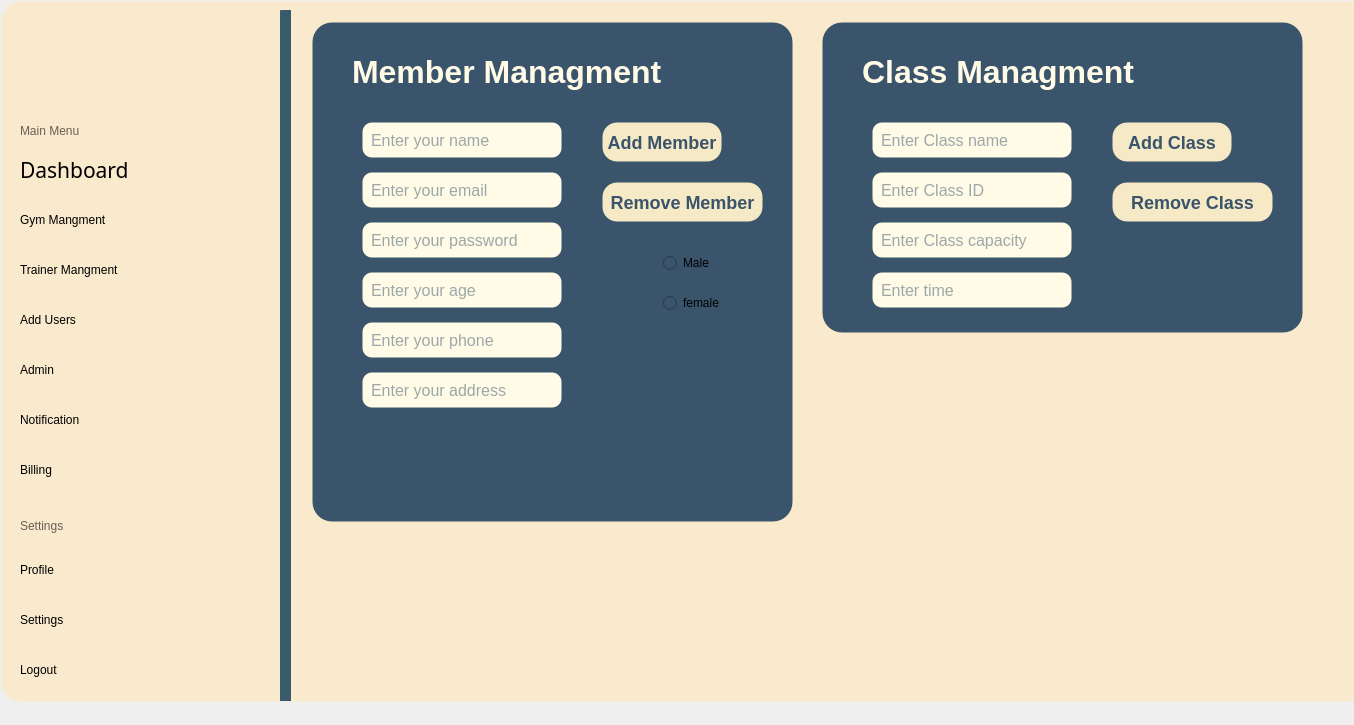
YousefElbooz/FullGymProject, file mainwindow.ui: the form before one commit.
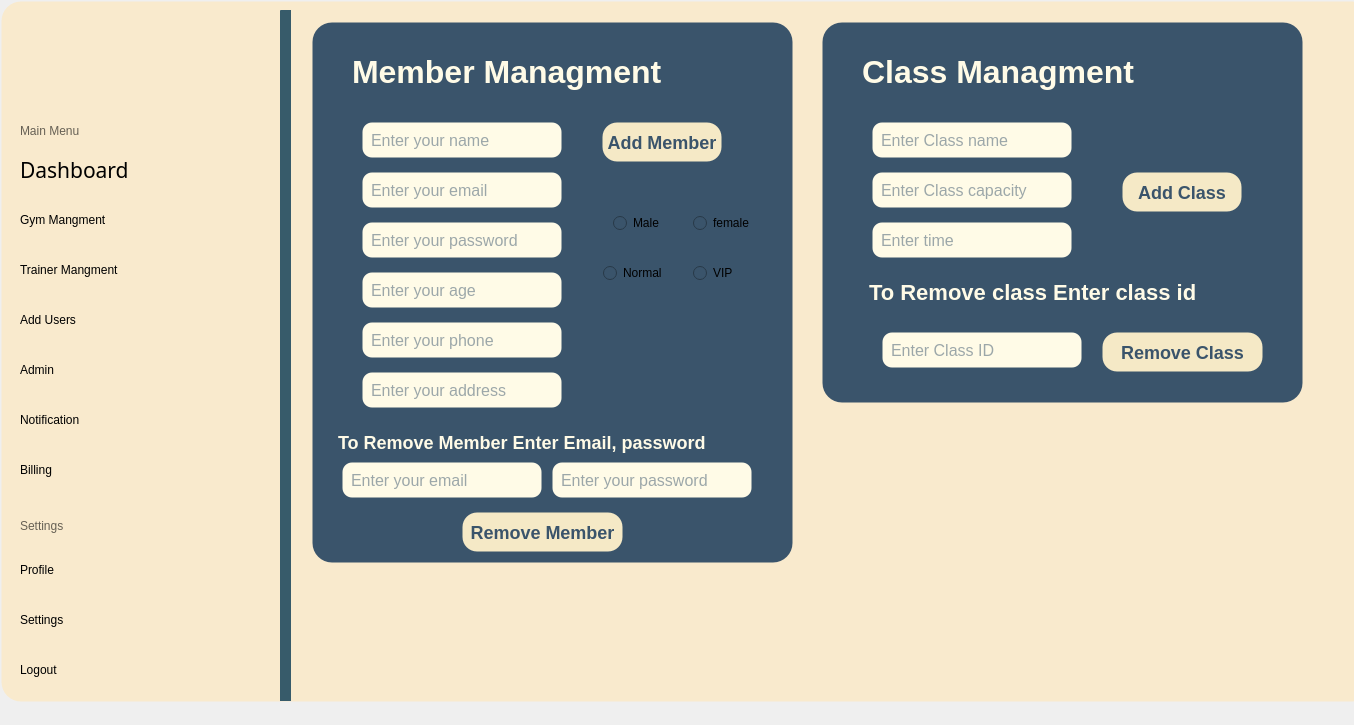
The form after the commit. Icons and pictures are not drawn.

```diff
--- a/mainwindow.ui
+++ b/mainwindow.ui
@@ -2923,7 +2923,7 @@
             <x>30</x>
             <y>20</y>
             <width>481</width>
-            <height>500</height>
+            <height>541</height>
            </rect>
           </property>
           <property name="styleSheet">
@@ -3066,8 +3066,8 @@
           <widget class="QPushButton" name="RemoveMemberBtn_3">
            <property name="geometry">
             <rect>
-             <x>290</x>
-             <y>160</y>
+             <x>150</x>
+             <y>490</y>
              <width>161</width>
              <height>40</height>
             </rect>
@@ -3082,8 +3082,8 @@
           <widget class="QRadioButton" name="radioButton">
            <property name="geometry">
             <rect>
-             <x>350</x>
-             <y>230</y>
+             <x>300</x>
+             <y>190</y>
              <width>91</width>
              <height>22</height>
             </rect>
@@ -3095,8 +3095,8 @@
           <widget class="QRadioButton" name="radioButton_2">
            <property name="geometry">
             <rect>
-             <x>350</x>
-             <y>270</y>
+             <x>380</x>
+             <y>190</y>
              <width>91</width>
              <height>22</height>
             </rect>
@@ -3105,6 +3105,99 @@
             <string>female</string>
            </property>
           </widget>
+          <widget class="QLabel" name="label_78">
+           <property name="geometry">
+            <rect>
+             <x>20</x>
+             <y>390</y>
+             <width>421</width>
+             <height>60</height>
+            </rect>
+           </property>
+           <property name="styleSheet">
+            <string notr="true">color: #fffbe7; font-family: 'Comic Sans MS', 'Comic Sans', cursive; font-size: 18px; font-weight: bold;</string>
+           </property>
+           <property name="text">
+            <string>To Remove Member Enter Email, password</string>
+           </property>
+          </widget>
+          <widget class="QLineEdit" name="MemberEmail_3">
+           <property name="geometry">
+            <rect>
+             <x>30</x>
+             <y>440</y>
+             <width>200</width>
+             <height>36</height>
+            </rect>
+           </property>
+           <property name="styleSheet">
+            <string notr="true">border-radius: 10px; padding: 6px; background: #fffbe7; color: #3a546b; font-size: 16px;</string>
+           </property>
+           <property name="placeholderText">
+            <string>Enter your email</string>
+           </property>
+          </widget>
+          <widget class="QLineEdit" name="MemberPassword_3">
+           <property name="geometry">
+            <rect>
+             <x>240</x>
+             <y>440</y>
+             <width>200</width>
+             <height>36</height>
+            </rect>
+           </property>
+           <property name="styleSheet">
+            <string notr="true">border-radius: 10px; padding: 6px; background: #fffbe7; color: #3a546b; font-size: 16px;</string>
+           </property>
+           <property name="echoMode">
+            <enum>QLineEdit::EchoMode::Password</enum>
+           </property>
+           <property name="placeholderText">
+            <string>Enter your password</string>
+           </property>
+          </widget>
+          <widget class="QFrame" name="MemberPanel_3">
+           <property name="geometry">
+            <rect>
+             <x>280</x>
+             <y>220</y>
+             <width>191</width>
+             <height>101</height>
+            </rect>
+           </property>
+           <property name="styleSheet">
+            <string notr="true">background-color: #3a546b; border-radius: 20px;</string>
+           </property>
+           <property name="frameShape">
+            <enum>QFrame::Shape::StyledPanel</enum>
+           </property>
+           <widget class="QRadioButton" name="Normal_3">
+            <property name="geometry">
+             <rect>
+              <x>10</x>
+              <y>20</y>
+              <width>91</width>
+              <height>22</height>
+             </rect>
+            </property>
+            <property name="text">
+             <string>Normal</string>
+            </property>
+           </widget>
+           <widget class="QRadioButton" name="Vip_4">
+            <property name="geometry">
+             <rect>
+              <x>100</x>
+              <y>20</y>
+              <width>91</width>
+              <height>22</height>
+             </rect>
+            </property>
+            <property name="text">
+             <string>VIP</string>
+            </property>
+           </widget>
+          </widget>
          </widget>
          <widget class="QFrame" name="ClassPanel_3">
           <property name="geometry">
@@ -3112,7 +3205,7 @@
             <x>540</x>
             <y>20</y>
             <width>481</width>
-            <height>311</height>
+            <height>381</height>
            </rect>
           </property>
           <property name="styleSheet">
@@ -3153,30 +3246,11 @@
             <string>Enter Class name</string>
            </property>
           </widget>
-          <widget class="QLineEdit" name="ClassID_30">
-           <property name="geometry">
-            <rect>
-             <x>50</x>
-             <y>150</y>
-             <width>200</width>
-             <height>36</height>
-            </rect>
-           </property>
-           <property name="styleSheet">
-            <string notr="true">border-radius: 10px; padding: 6px; background: #fffbe7; color: #3a546b; font-size: 16px;</string>
-           </property>
-           <property name="echoMode">
-            <enum>QLineEdit::EchoMode::Normal</enum>
-           </property>
-           <property name="placeholderText">
-            <string>Enter Class ID</string>
-           </property>
-          </widget>
           <widget class="QPushButton" name="addClassBtn_3">
            <property name="geometry">
             <rect>
-             <x>290</x>
-             <y>100</y>
+             <x>300</x>
+             <y>150</y>
              <width>120</width>
              <height>40</height>
             </rect>
@@ -3191,8 +3265,8 @@
           <widget class="QPushButton" name="RemoveClassBtn_4">
            <property name="geometry">
             <rect>
-             <x>290</x>
-             <y>160</y>
+             <x>280</x>
+             <y>310</y>
              <width>161</width>
              <height>40</height>
             </rect>
@@ -3208,7 +3282,7 @@
            <property name="geometry">
             <rect>
              <x>50</x>
-             <y>200</y>
+             <y>150</y>
              <width>200</width>
              <height>36</height>
             </rect>
@@ -3227,7 +3301,7 @@
            <property name="geometry">
             <rect>
              <x>50</x>
-             <y>250</y>
+             <y>200</y>
              <width>200</width>
              <height>36</height>
             </rect>
@@ -3242,6 +3316,41 @@
             <string>Enter time </string>
            </property>
           </widget>
+          <widget class="QLabel" name="label_77">
+           <property name="geometry">
+            <rect>
+             <x>40</x>
+             <y>240</y>
+             <width>421</width>
+             <height>60</height>
+            </rect>
+           </property>
+           <property name="styleSheet">
+            <string notr="true">color: #fffbe7; font-family: 'Comic Sans MS', 'Comic Sans', cursive; font-size: 22px; font-weight: bold;</string>
+           </property>
+           <property name="text">
+            <string>To Remove class Enter class id</string>
+           </property>
+          </widget>
+          <widget class="QLineEdit" name="ClassID_30">
+           <property name="geometry">
+            <rect>
+             <x>60</x>
+             <y>310</y>
+             <width>200</width>
+             <height>36</height>
+            </rect>
+           </property>
+           <property name="styleSheet">
+            <string notr="true">border-radius: 10px; padding: 6px; background: #fffbe7; color: #3a546b; font-size: 16px;</string>
+           </property>
+           <property name="echoMode">
+            <enum>QLineEdit::EchoMode::Normal</enum>
+           </property>
+           <property name="placeholderText">
+            <string>Enter Class ID</string>
+           </property>
+          </widget>
          </widget>
         </widget>
        </widget>
```
Left out of the diff: 109 changed lines with no effect on the pictures.
